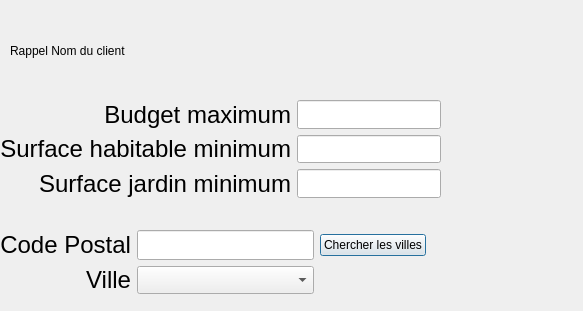
Old version of the form src/Qt/AgenceImmobiliere/dialogsouhait.ui in the repository Ovan33/Immobilier.
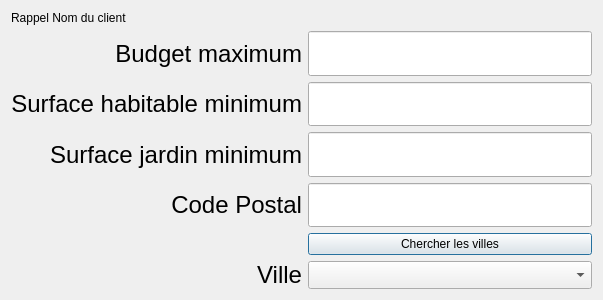
New version of the form.

Commit message: Ajout des classes d'interface Bien et Souhait

```diff
--- a/src/Qt/AgenceImmobiliere/dialogsouhait.ui
+++ b/src/Qt/AgenceImmobiliere/dialogsouhait.ui
@@ -6,41 +6,22 @@
    <rect>
     <x>0</x>
     <y>0</y>
-    <width>583</width>
-    <height>311</height>
+    <width>603</width>
+    <height>300</height>
    </rect>
   </property>
-  <property name="maximumSize">
-   <size>
-    <width>583</width>
-    <height>311</height>
-   </size>
-  </property>
   <property name="windowTitle">
    <string>Dialog</string>
   </property>
+  <layout class="QVBoxLayout" name="verticalLayout">
+   <item>
   <widget class="QLabel" name="label_NomClient">
-   <property name="geometry">
-    <rect>
-     <x>10</x>
-     <y>30</y>
-     <width>261</width>
-     <height>41</height>
-    </rect>
-   </property>
    <property name="text">
     <string>Rappel Nom du client</string>
    </property>
   </widget>
-  <widget class="QWidget" name="">
-   <property name="geometry">
-    <rect>
-     <x>0</x>
-     <y>100</y>
-     <width>441</width>
-     <height>98</height>
-    </rect>
-   </property>
+   </item>
+   <item>
    <layout class="QGridLayout" name="gridLayout">
     <item row="0" column="0">
      <widget class="QLabel" name="label_BudgetMax">
@@ -156,19 +137,7 @@
       </property>
      </widget>
     </item>
-   </layout>
-  </widget>
-  <widget class="QWidget" name="">
-   <property name="geometry">
-    <rect>
-     <x>0</x>
-     <y>230</y>
-     <width>426</width>
-     <height>64</height>
-    </rect>
-   </property>
-   <layout class="QGridLayout" name="gridLayout_2">
-    <item row="0" column="0">
+     <item row="3" column="0">
      <widget class="QLabel" name="label_CodePostal_Souhait">
       <property name="sizePolicy">
        <sizepolicy hsizetype="Minimum" vsizetype="Preferred">
@@ -193,7 +162,7 @@
       </property>
      </widget>
     </item>
-    <item row="0" column="1">
+     <item row="3" column="1">
      <widget class="QLineEdit" name="lineEdit_CodePostal_Souhait">
       <property name="sizePolicy">
        <sizepolicy hsizetype="Maximum" vsizetype="Expanding">
@@ -209,14 +178,7 @@
       </property>
      </widget>
     </item>
-    <item row="0" column="2">
-     <widget class="QPushButton" name="button_ChercherVilles_Souhait">
-      <property name="text">
-       <string>Chercher les villes</string>
-      </property>
-     </widget>
-    </item>
-    <item row="1" column="0">
+     <item row="5" column="0">
      <widget class="QLabel" name="label_Ville_Souhait">
       <property name="sizePolicy">
        <sizepolicy hsizetype="Minimum" vsizetype="Preferred">
@@ -241,7 +203,7 @@
       </property>
      </widget>
     </item>
-    <item row="1" column="1">
+     <item row="5" column="1">
      <widget class="QComboBox" name="comboBox_Ville_Souhait">
       <property name="sizePolicy">
        <sizepolicy hsizetype="Preferred" vsizetype="MinimumExpanding">
@@ -251,8 +213,16 @@
       </property>
      </widget>
     </item>
-   </layout>
-  </widget>
+     <item row="4" column="1">
+      <widget class="QPushButton" name="button_ChercherVilles_Souhait">
+       <property name="text">
+        <string>Chercher les villes</string>
+       </property>
+      </widget>
+     </item>
+    </layout>
+   </item>
+  </layout>
  </widget>
  <resources/>
  <connections/>
```
Left out of the diff: 4 changed lines with no effect on the pictures. Lines whose indentation alone changed are shown as unchanged. The commit also changes 6 other files.
